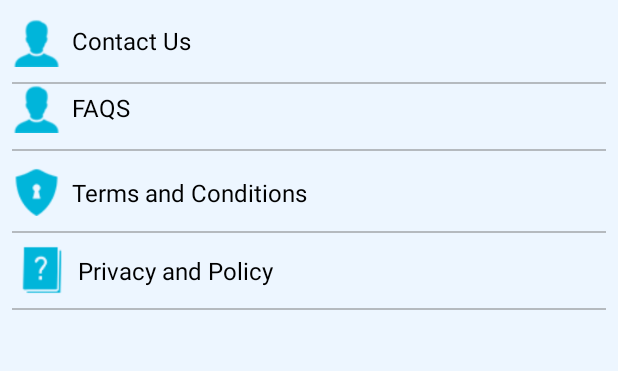
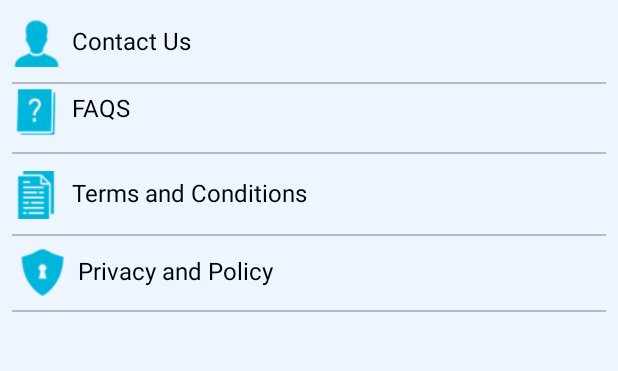
Before and after one commit to sachinverma310/ChatStocker, an Android app: the HelpActivity screen opened directly, with no data from a screen before it, on a phone screen of 412 x 824 dp, the part 84-455 px from its top. Run offline under Robolectric (Android 15) with nearby library versions, the phone set to English and light mode, and no system bars; our stand-ins replace data binding.

Commit message:
commited by Ajay 20th november

```diff
--- a/app/src/main/res/layout/activity_help.xml
+++ b/app/src/main/res/layout/activity_help.xml
@@ -59,14 +59,14 @@
         android:layout_width="32dp"
         android:layout_height="32dp"
         android:layout_marginStart="8dp"
-        android:layout_marginTop="8dp"
+        android:layout_marginTop="10dp"
         app:layout_constraintBottom_toBottomOf="parent"
         app:layout_constraintEnd_toEndOf="parent"
         app:layout_constraintHorizontal_bias="0.0"
         app:layout_constraintStart_toStartOf="parent"
         app:layout_constraintTop_toBottomOf="@+id/ivContactUs"
         app:layout_constraintVertical_bias="0.006"
-        android:src="@drawable/setaccount" />
+        android:src="@drawable/sethelp" />
     <TextView
         android:id="@+id/tvFaqs"
         android:layout_width="0dp"
@@ -111,7 +111,7 @@
         app:layout_constraintStart_toStartOf="parent"
         app:layout_constraintTop_toBottomOf="@+id/ivFaqs"
         app:layout_constraintVertical_bias="0.024"
-        android:src="@drawable/setprivacy" />
+        android:src="@drawable/term" />
     <TextView
         android:id="@+id/tvTerms"
         android:layout_width="0dp"
@@ -157,7 +157,7 @@
         app:layout_constraintStart_toStartOf="parent"
         app:layout_constraintTop_toBottomOf="@+id/ivTerms"
         app:layout_constraintVertical_bias="0.02"
-        android:src="@drawable/sethelp" />
+        android:src="@drawable/setprivacy" />
     <TextView
         android:id="@+id/tvHelp"
         android:layout_width="0dp"
--- a/app/src/main/res/layout/activity_setting.xml
+++ b/app/src/main/res/layout/activity_setting.xml
@@ -71,7 +71,7 @@
         app:layout_constraintStart_toStartOf="parent"
         app:layout_constraintTop_toBottomOf="@+id/ivAccount"
         app:layout_constraintVertical_bias="0.006"
-        android:src="@drawable/setaccount" />
+        android:src="@drawable/notification" />
 
     <TextView
         android:id="@+id/tvNotification"
```
Also changed, not shown: app/src/main/res/drawable/notification.png (added), app/src/main/res/drawable/term.png (added).
